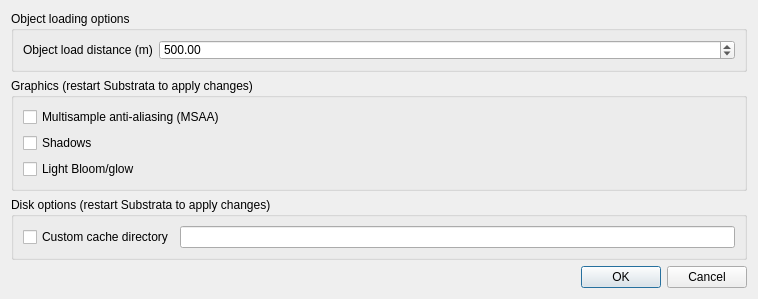
First picture: the form in gui_client/MainOptionsDialog.ui, repository shipilovden/substrata-metasiberia, before the edit.
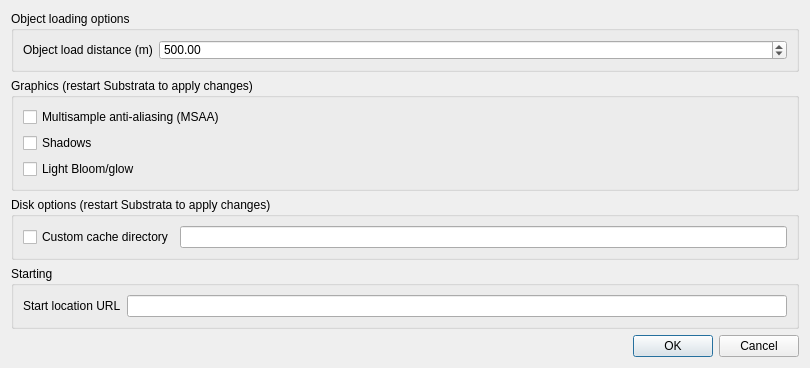
Second picture: the form after the edit. Custom widgets are drawn as their Qt base class.

Commit message: Added 'Set current location as start location' and 'Go To Start Location' commands in Go menu.

Diff of the .ui file:
```diff
--- a/gui_client/MainOptionsDialog.ui
+++ b/gui_client/MainOptionsDialog.ui
@@ -6,8 +6,8 @@
    <rect>
     <x>0</x>
     <y>0</y>
-    <width>758</width>
-    <height>261</height>
+    <width>810</width>
+    <height>342</height>
    </rect>
   </property>
   <property name="windowTitle">
@@ -110,6 +110,25 @@
      </layout>
     </widget>
    </item>
+   <item>
+    <widget class="QGroupBox" name="groupBox_4">
+     <property name="title">
+      <string>Starting</string>
+     </property>
+     <layout class="QGridLayout" name="gridLayout_2">
+      <item row="0" column="0">
+       <widget class="QLabel" name="label_2">
+        <property name="text">
+         <string>Start location URL</string>
+        </property>
+       </widget>
+      </item>
+      <item row="0" column="1">
+       <widget class="QLineEdit" name="startLocationURLLineEdit"/>
+      </item>
+     </layout>
+    </widget>
+   </item>
    <item>
     <widget class="QDialogButtonBox" name="buttonBox">
      <property name="orientation">
```
The commit also changes 4 other files.
